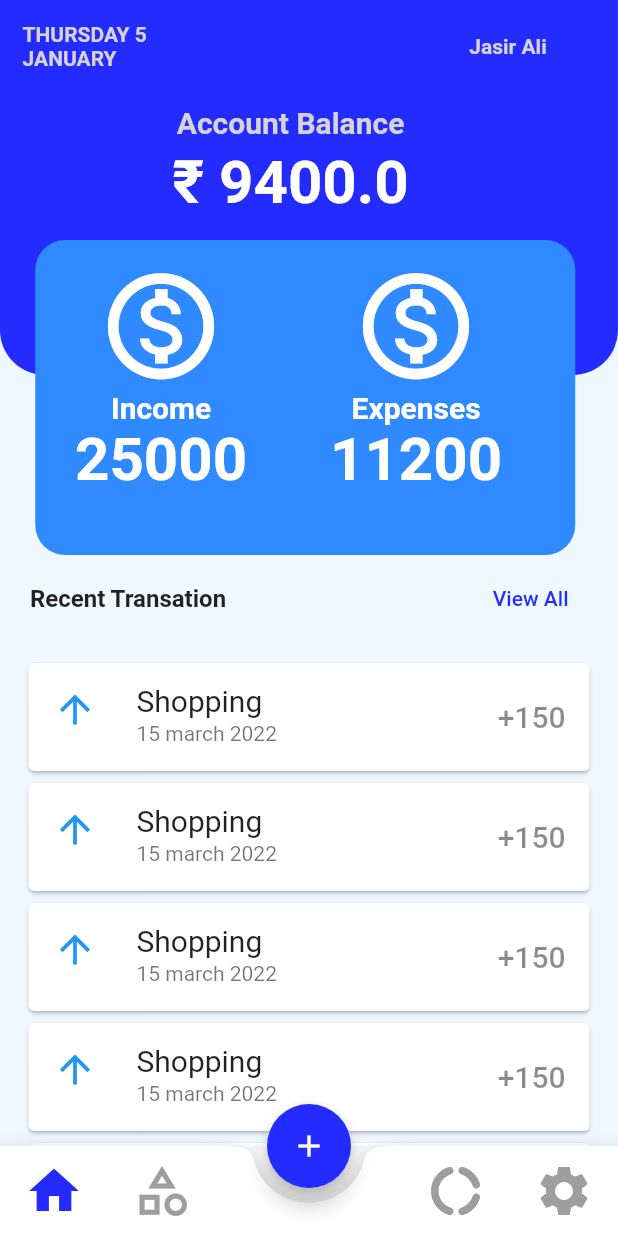
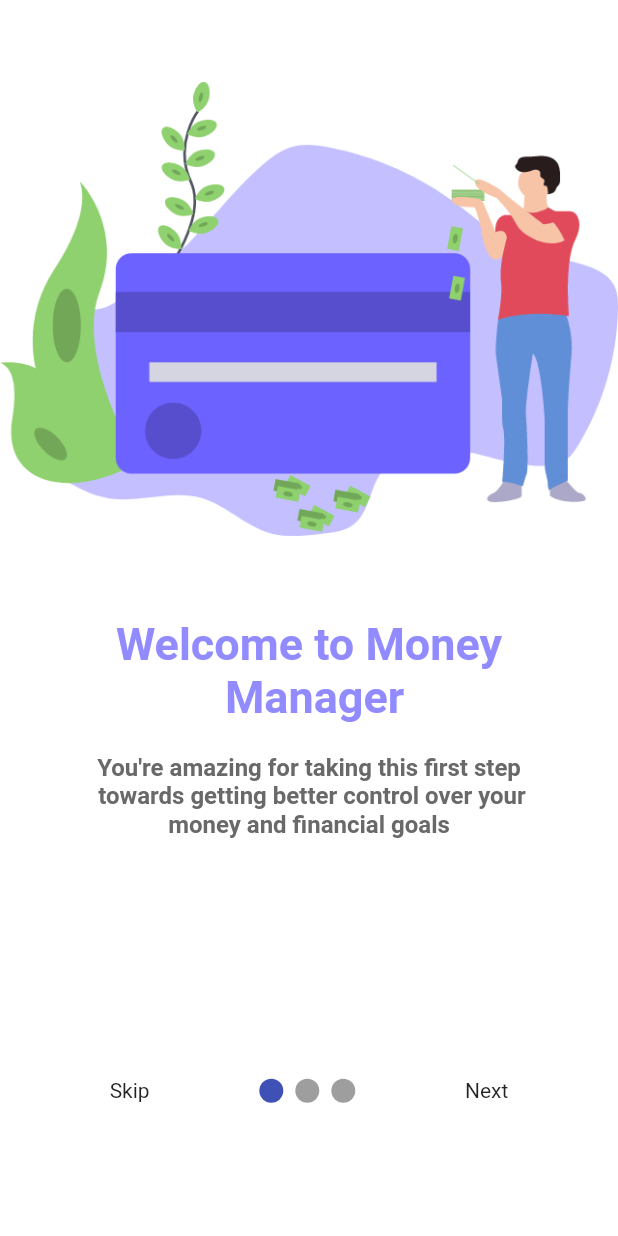
Before and after one commit to MuhadJasiR/Money-Manager-app, a Flutter app: the screen it shows after launch, on a phone screen of 412 x 824 dp. Run offline on Flutter 3.47's test engine with Material 2 defaults, Android fonts, the phone set to English and light mode, and no system bars; drawn by our look-alikes of smooth_page_indicator.

Commit message:
added_intro_screen

```diff
--- /dev/null
+++ b/lib/indro_page/indro_page1.dart
@@ -0,0 +1,44 @@
+// ignore_for_file: avoid_unnecessary_containers, prefer_const_constructors
+
+import 'package:flutter/material.dart';
+import 'package:money_manager_app/indro_page/intro_page2.dart';
+
+class IntroPage1 extends StatelessWidget {
+  const IntroPage1({super.key});
+
+  @override
+  Widget build(BuildContext context) {
+    return Container(
+      child: Column(
+        children: [
+          Padding(
+            padding: const EdgeInsets.only(left: 300),
+          ),
+          Image.asset("asset/9888-money-money-money.gif"),
+          Text(
+            "Welcome to Money\n Manager",
+            textAlign: TextAlign.center,
+            style: TextStyle(
+                fontSize: 30,
+                fontWeight: FontWeight.bold,
+                color: Color.fromRGBO(145, 139, 255, 1)),
+          ),
+          SizedBox(
+            height: 20,
+          ),
+          Text(
+            "You're amazing for taking this first step\n towards getting better control over your \nmoney and financial goals",
+            textAlign: TextAlign.center,
+            style: TextStyle(
+                fontSize: 16,
+                fontWeight: FontWeight.bold,
+                color: Color.fromARGB(255, 105, 105, 105)),
+          ),
+          SizedBox(
+            height: 65,
+          ),
+        ],
+      ),
+    );
+  }
+}
--- a/lib/main.dart
+++ b/lib/main.dart
@@ -1,7 +1,5 @@
 import 'package:flutter/material.dart';
-import 'package:money_manager_app/screens/home_screen.dart';
 import 'package:money_manager_app/screens/splash_screen.dart';
-import 'package:money_manager_app/widgets/bottom_navigation_bar.dart';
 
 void main() {
   runApp(const MyApp());
@@ -38,7 +36,7 @@ class MyApp extends StatelessWidget {
         primarySwatch: createMaterialColor(Color.fromARGB(255, 35, 43, 255)),
       ),
       // ignore: prefer_const_constructors
-      home: BottomNavBar(),
+      home: SplashScreen(),
       debugShowCheckedModeBanner: false,
     );
   }
--- /dev/null
+++ b/lib/screens/introduction_screen.dart
@@ -0,0 +1,68 @@
+// ignore_for_file: prefer_const_constructors, prefer_final_fields
+
+import 'package:flutter/material.dart';
+import 'package:money_manager_app/indro_page/indro_page1.dart';
+import 'package:money_manager_app/indro_page/intro_page2.dart';
+import 'package:money_manager_app/indro_page/intro_page3.dart';
+import 'package:smooth_page_indicator/smooth_page_indicator.dart';
+
+class IntroductionScreen extends StatefulWidget {
+  const IntroductionScreen({super.key});
+
+  @override
+  State<IntroductionScreen> createState() => _IntroductionScreenState();
+}
+
+class _IntroductionScreenState extends State<IntroductionScreen> {
+  PageController _controller = PageController();
+  bool onLastPage = false;
+
+  @override
+  Widget build(BuildContext context) {
+    return Scaffold(
+      backgroundColor: Colors.white,
+      body: Stack(
+        children: [
+          PageView(
+            controller: _controller,
+            onPageChanged: (index) {
+              onLastPage = (index == 2);
+            },
+            children: const [
+              IntroPage1(),
+              IntroPage2(),
+              IntroPage3(),
+            ],
+          ),
+          Container(
+            alignment: Alignment(0, 0.78),
+            child: Row(
+              mainAxisAlignment: MainAxisAlignment.spaceEvenly,
+              children: [
+                GestureDetector(
+                  onTap: () {
+                    _controller.jumpToPage(2);
+                  },
+                  child: Text("Skip"),
+                ),
+                SmoothPageIndicator(
+                  controller: _controller,
+                  count: 3,
+                  effect: WormEffect(),
+                ),
+                GestureDetector(
+                  onTap: () {
+                    _controller.nextPage(
+                        duration: Duration(milliseconds: 200),
+                        curve: Curves.easeIn);
+                  },
+                  child: Text("Next"),
+                )
+              ],
+            ),
+          )
+        ],
+      ),
+    );
+  }
+}
```
Also changed, not shown: lib/indro_page/intro_page2.dart (added, +40 -0 lines), lib/indro_page/intro_page3.dart (added, +54 -0 lines), lib/screens/splash_screen.dart (+14 -3 lines), pubspec.yaml (+4 -7 lines), asset/2e1404259f21a887a290b8b586fb994b.jpg (deleted), asset/90507-money-saving.gif (added), asset/9888-money-money-money.gif (added), pubspec.lock, 1 other file.
